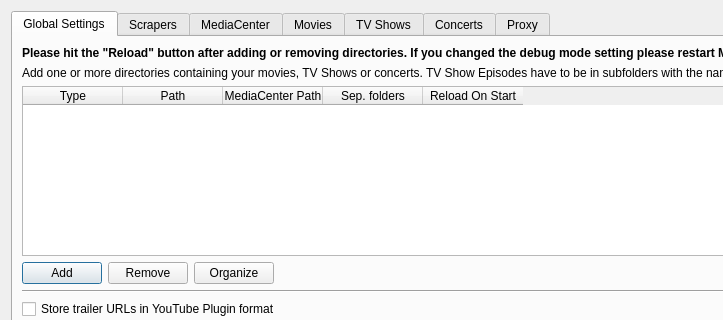
Before: the Qt Designer form settings/SettingsWidget.ui in Komet/MediaElch, drawn with Qt 5; both pictures show x 0 to 723 and y 0 to 320 of the 973 by 805 pixel window.
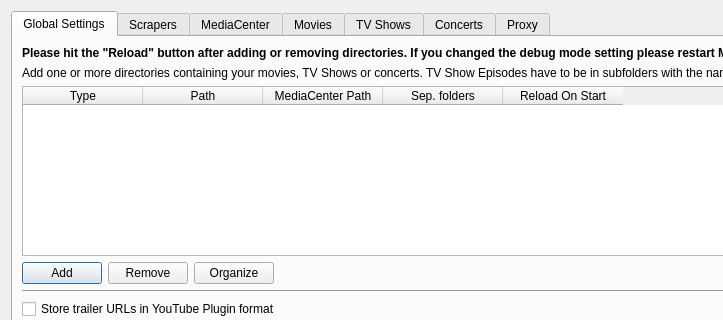
After: the same form once the commit is applied. Icons and pictures are not drawn. Custom widgets are drawn as their Qt base class.

Commit message: Increased default width of columns

What changed in the file:
```diff
--- a/settings/SettingsWidget.ui
+++ b/settings/SettingsWidget.ui
@@ -126,7 +126,7 @@
           <enum>QAbstractItemView::SingleSelection</enum>
          </property>
          <attribute name="horizontalHeaderDefaultSectionSize">
-          <number>100</number>
+          <number>120</number>
          </attribute>
          <attribute name="verticalHeaderVisible">
           <bool>false</bool>
```
